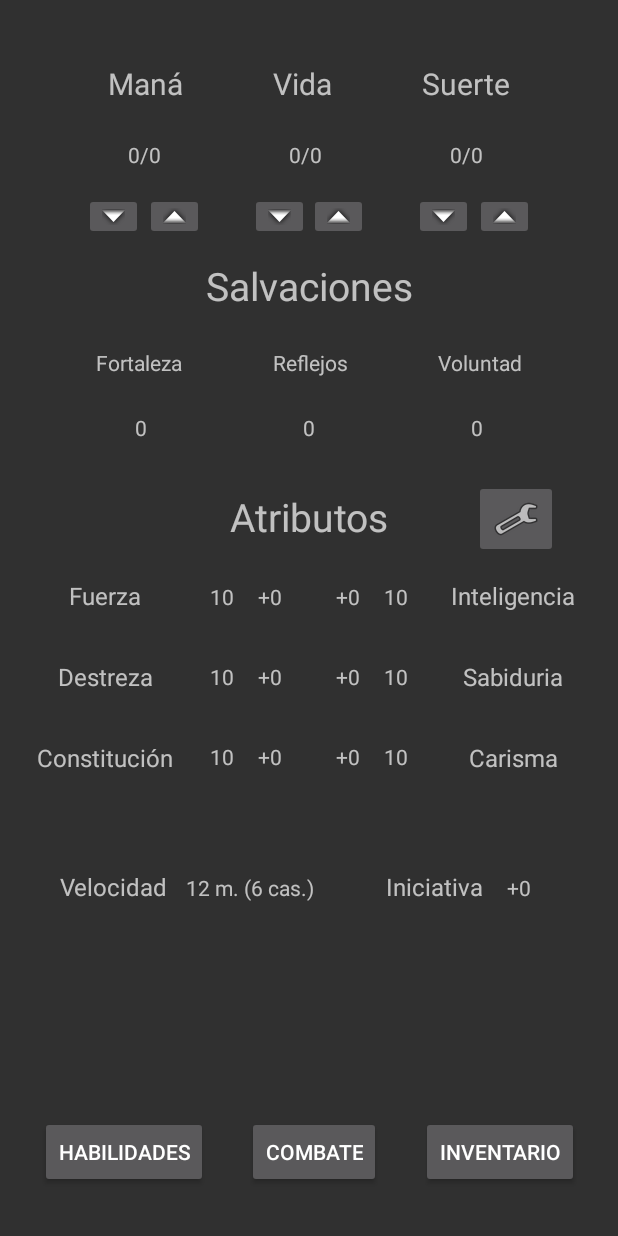
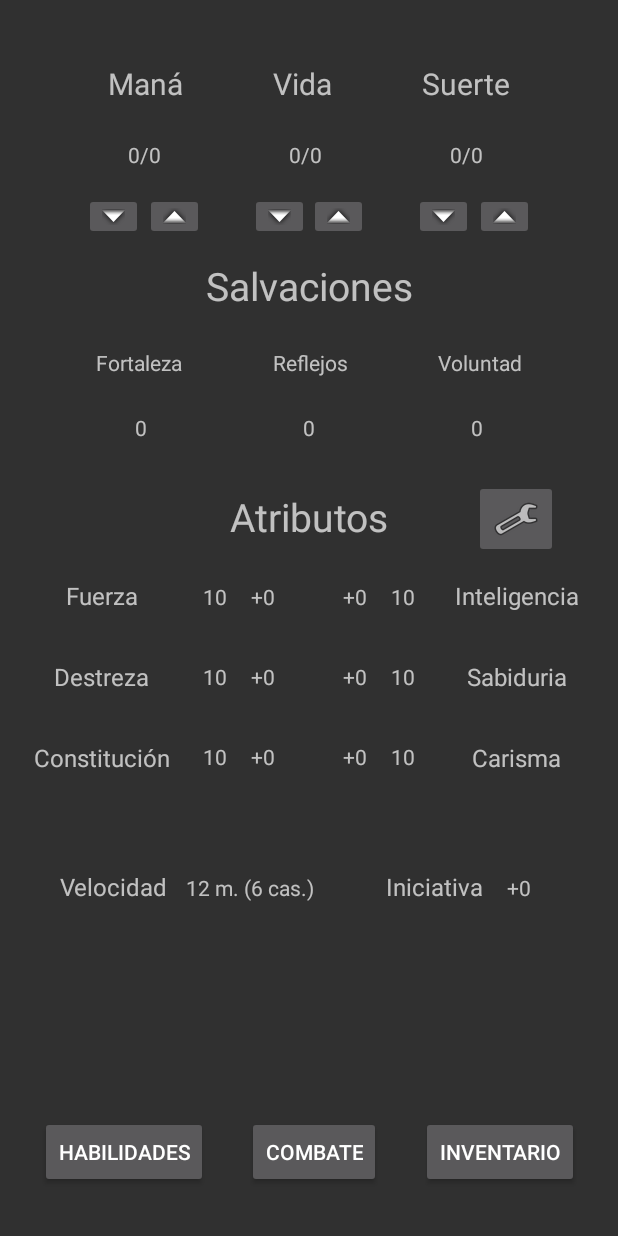
Before and after one commit to GCorbella/diario_de_aventura, an Android app: the ResumenFicha screen opened directly, with no data from a screen before it, on a phone screen of 412 x 824 dp. Run offline under Robolectric (Android 15) with nearby library versions, the phone set to English and light mode, and no system bars.

Commit message:
Cambiada distancia entre atributos para mejor espaciación.

```diff
--- a/app/src/main/res/layout/pnt_resumen_ficha.xml
+++ b/app/src/main/res/layout/pnt_resumen_ficha.xml
@@ -229,7 +229,7 @@
         android:layout_width="wrap_content"
         android:layout_height="wrap_content"
         android:layout_marginTop="26dp"
-        android:layout_marginEnd="140dp"
+        android:layout_marginEnd="135dp"
         android:text="10"
         app:layout_constraintEnd_toEndOf="parent"
         app:layout_constraintTop_toBottomOf="@+id/txt_atributos" />
@@ -239,7 +239,7 @@
         android:layout_width="wrap_content"
         android:layout_height="wrap_content"
         android:layout_marginTop="34dp"
-        android:layout_marginEnd="140dp"
+        android:layout_marginEnd="135dp"
         android:text="10"
         app:layout_constraintEnd_toEndOf="parent"
         app:layout_constraintTop_toBottomOf="@+id/txt_val_int" />
@@ -249,7 +249,7 @@
         android:layout_width="wrap_content"
         android:layout_height="wrap_content"
         android:layout_marginTop="34dp"
-        android:layout_marginEnd="140dp"
+        android:layout_marginEnd="135dp"
         android:text="10"
         app:layout_constraintEnd_toEndOf="parent"
         app:layout_constraintTop_toBottomOf="@+id/txt_val_sab" />
@@ -258,7 +258,7 @@
         android:id="@+id/txt_val_fue"
         android:layout_width="wrap_content"
         android:layout_height="wrap_content"
-        android:layout_marginStart="140dp"
+        android:layout_marginStart="135dp"
         android:layout_marginTop="26dp"
         android:text="10"
         app:layout_constraintStart_toStartOf="parent"
@@ -268,7 +268,7 @@
         android:id="@+id/txt_val_des"
         android:layout_width="wrap_content"
         android:layout_height="wrap_content"
-        android:layout_marginStart="140dp"
+        android:layout_marginStart="135dp"
         android:layout_marginTop="34dp"
         android:text="10"
         app:layout_constraintStart_toStartOf="parent"
@@ -278,7 +278,7 @@
         android:id="@+id/txt_val_con"
         android:layout_width="wrap_content"
         android:layout_height="wrap_content"
-        android:layout_marginStart="140dp"
+        android:layout_marginStart="135dp"
         android:layout_marginTop="34dp"
         android:text="10"
         app:layout_constraintStart_toStartOf="parent"
```
